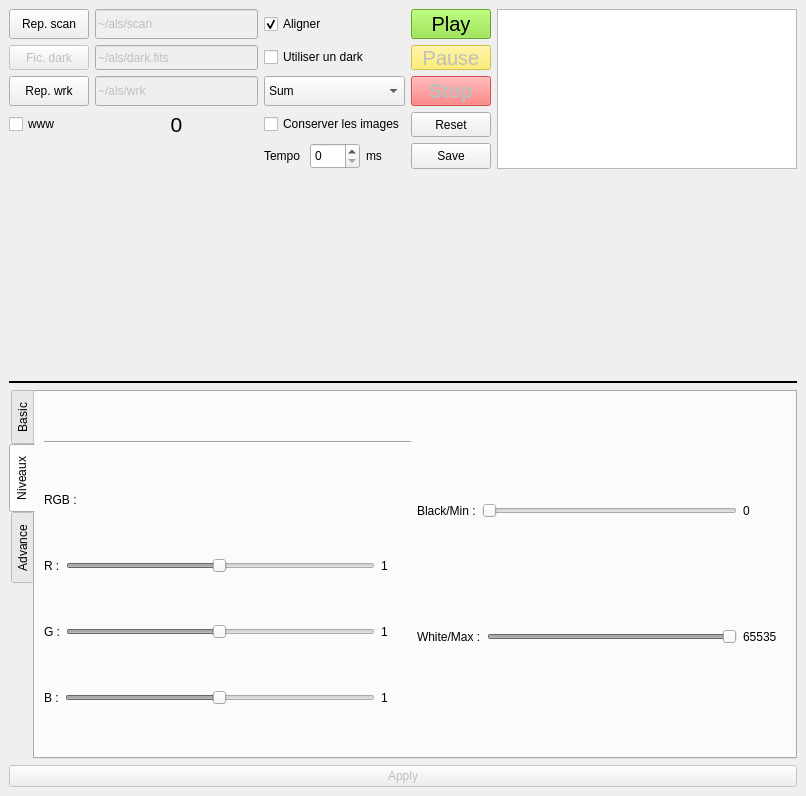
Before: the Qt Designer form alsui.ui in gehelem/als, drawn with Qt 5.
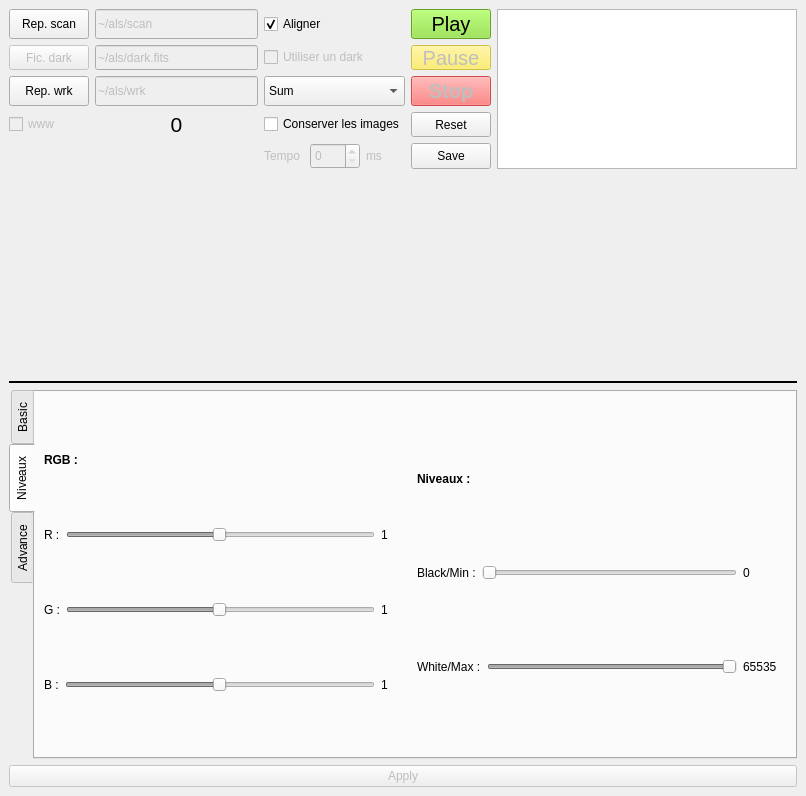
After: the same form once the commit is applied. The open tabs and pages were chosen to show the change. Icons and pictures are not drawn.

Commit message:
debug pause button
add feature for ignore temp file (~ and . in start)
debug slider

Diff of the .ui file:
```diff
--- a/alsui.ui
+++ b/alsui.ui
@@ -110,6 +110,9 @@
          <layout class="QHBoxLayout" name="horizontalLayout_11">
           <item>
            <widget class="QLabel" name="label_10">
+            <property name="enabled">
+             <bool>false</bool>
+            </property>
             <property name="text">
              <string>Tempo</string>
             </property>
@@ -117,6 +120,9 @@
           </item>
           <item>
            <widget class="QSpinBox" name="tempo_value">
+            <property name="enabled">
+             <bool>false</bool>
+            </property>
             <property name="minimumSize">
              <size>
               <width>50</width>
@@ -139,6 +145,9 @@
           </item>
           <item>
            <widget class="QLabel" name="label_4">
+            <property name="enabled">
+             <bool>false</bool>
+            </property>
             <property name="text">
              <string>ms</string>
             </property>
@@ -226,6 +235,9 @@
         </item>
         <item row="4" column="0">
          <widget class="QCheckBox" name="cbWww">
+          <property name="enabled">
+           <bool>false</bool>
+          </property>
           <property name="maximumSize">
            <size>
             <width>16777215</width>
@@ -255,6 +267,9 @@
         </item>
         <item row="1" column="2">
          <widget class="QCheckBox" name="cbDark">
+          <property name="enabled">
+           <bool>false</bool>
+          </property>
           <property name="maximumSize">
            <size>
             <width>150</width>
@@ -581,13 +596,6 @@
        <layout class="QHBoxLayout" name="horizontalLayout_10">
         <item>
          <layout class="QVBoxLayout" name="verticalLayout_3">
-          <item>
-           <widget class="Line" name="line_2">
-            <property name="orientation">
-             <enum>Qt::Horizontal</enum>
-            </property>
-           </widget>
-          </item>
           <item>
            <widget class="QLabel" name="label">
             <property name="maximumSize">
@@ -596,6 +604,12 @@
               <height>20</height>
              </size>
             </property>
+            <property name="font">
+             <font>
+              <weight>75</weight>
+              <bold>true</bold>
+             </font>
+            </property>
             <property name="text">
              <string>RGB :</string>
             </property>
@@ -809,6 +823,25 @@
         </item>
         <item>
          <layout class="QVBoxLayout" name="verticalLayout_5">
+          <item>
+           <widget class="QLabel" name="label_16">
+            <property name="maximumSize">
+             <size>
+              <width>16777215</width>
+              <height>20</height>
+             </size>
+            </property>
+            <property name="font">
+             <font>
+              <weight>75</weight>
+              <bold>true</bold>
+             </font>
+            </property>
+            <property name="text">
+             <string>Niveaux :</string>
+            </property>
+           </widget>
+          </item>
           <item>
            <layout class="QHBoxLayout" name="horizontalLayout_5">
             <item>
```
Left out of the diff: 183 changed lines with no effect on the pictures. The commit also changes 2 other files.
